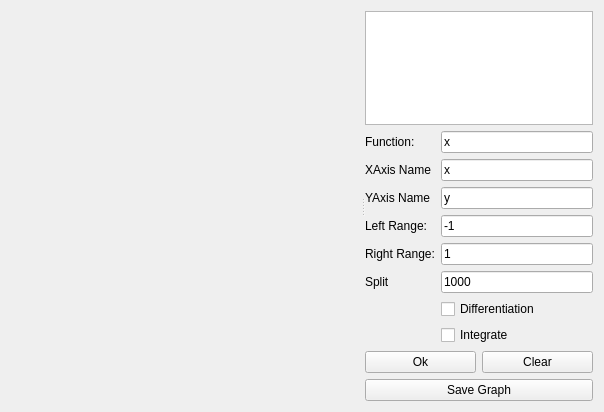
RogozhkinKirill/GraphBuilder, file iLabka/Plots/mplots.ui: the form before one commit.
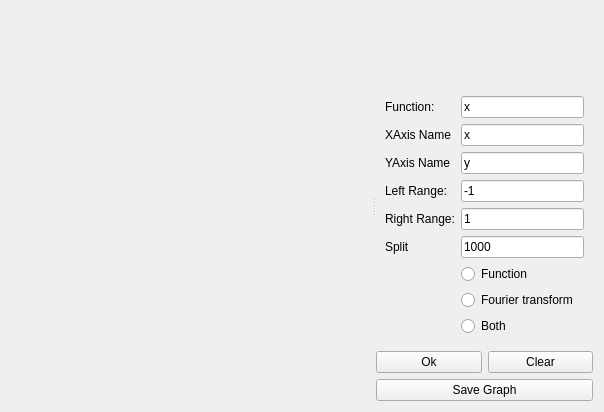
The form after the commit. Custom widgets are drawn as their Qt base class.

Patch:
```diff
--- a/iLabka/Plots/mplots.ui
+++ b/iLabka/Plots/mplots.ui
@@ -43,14 +43,28 @@
         </spacer>
        </item>
        <item>
-        <widget class="QUndoView" name="undoView"/>
-       </item>
-       <item>
+        <widget class="QWidget" name="FunctionWidget" native="true">
+         <layout class="QGridLayout" name="gridLayout_2">
+          <item row="0" column="0">
         <layout class="QGridLayout" name="FunctionLayout">
-         <item row="5" column="0">
-          <widget class="QLabel" name="YAxis">
+            <item row="4" column="0">
+             <widget class="QLabel" name="XAxis">
            <property name="text">
-            <string>YAxis Name</string>
+               <string>XAxis Name</string>
+              </property>
+             </widget>
+            </item>
+            <item row="7" column="1">
+             <widget class="QLineEdit" name="Left_Side">
+              <property name="text">
+               <string>-1</string>
+              </property>
+             </widget>
+            </item>
+            <item row="9" column="1">
+             <widget class="QLineEdit" name="SplitEdit">
+              <property name="text">
+               <string>1000</string>
            </property>
           </widget>
          </item>
@@ -61,24 +75,38 @@
            </property>
           </widget>
          </item>
-         <item row="8" column="0">
-          <widget class="QLabel" name="Split">
-           <property name="text">
-            <string>Split</string>
-           </property>
-          </widget>
-         </item>
          <item row="8" column="1">
-          <widget class="QLineEdit" name="SplitEdit">
+             <widget class="QLineEdit" name="Right_Side">
            <property name="text">
-            <string>1000</string>
+               <string>1</string>
            </property>
           </widget>
          </item>
          <item row="6" column="1">
-          <widget class="QLineEdit" name="Left_Side">
+             <widget class="QLineEdit" name="YAxisName">
            <property name="text">
-            <string>-1</string>
+               <string>y</string>
+              </property>
+             </widget>
+            </item>
+            <item row="7" column="0">
+             <widget class="QLabel" name="LLSide">
+              <property name="text">
+               <string>Left Range:</string>
+              </property>
+             </widget>
+            </item>
+            <item row="9" column="0">
+             <widget class="QLabel" name="Split">
+              <property name="text">
+               <string>Split</string>
+              </property>
+             </widget>
+            </item>
+            <item row="11" column="1">
+             <widget class="QRadioButton" name="ButtonFourier">
+              <property name="text">
+               <string>Fourier transform</string>
            </property>
           </widget>
          </item>
@@ -92,6 +120,13 @@
            </property>
           </widget>
          </item>
+            <item row="10" column="1">
+             <widget class="QRadioButton" name="ButtonFunction">
+              <property name="text">
+               <string>Function</string>
+              </property>
+             </widget>
+            </item>
          <item row="4" column="1">
           <widget class="QLineEdit" name="XAxisName">
            <property name="text">
@@ -99,56 +134,31 @@
            </property>
           </widget>
          </item>
-         <item row="4" column="0">
-          <widget class="QLabel" name="XAxis">
-           <property name="text">
-            <string>XAxis Name</string>
-           </property>
-          </widget>
-         </item>
-         <item row="7" column="1">
-          <widget class="QLineEdit" name="Right_Side">
-           <property name="text">
-            <string>1</string>
-           </property>
-          </widget>
-         </item>
-         <item row="7" column="0">
+            <item row="8" column="0">
           <widget class="QLabel" name="LRSide">
            <property name="text">
             <string>Right Range:</string>
            </property>
           </widget>
          </item>
-         <item row="9" column="1">
-          <widget class="QCheckBox" name="Differentitian">
-           <property name="text">
-            <string>Differentiation</string>
-           </property>
-          </widget>
-         </item>
-         <item row="5" column="1">
-          <widget class="QLineEdit" name="YAxisName">
-           <property name="text">
-            <string>y</string>
-           </property>
-          </widget>
-         </item>
          <item row="6" column="0">
-          <widget class="QLabel" name="LLSide">
+             <widget class="QLabel" name="YAxis">
            <property name="text">
-            <string>Left Range:</string>
+               <string>YAxis Name</string>
            </property>
           </widget>
          </item>
-         <item row="10" column="1">
-          <widget class="QCheckBox" name="Integrate">
+            <item row="12" column="1">
+             <widget class="QRadioButton" name="ButtonBoth">
            <property name="text">
-            <string>Integrate</string>
+               <string>Both</string>
            </property>
           </widget>
          </item>
         </layout>
+          </item>
+         </layout>
+        </widget>
        </item>
        <item>
         <layout class="QHBoxLayout" name="horizontalLayout">
@@ -160,6 +170,12 @@
            <property name="text">
             <string>Ok</string>
            </property>
+           <property name="autoDefault">
+            <bool>true</bool>
+           </property>
+           <property name="default">
+            <bool>false</bool>
+           </property>
           </widget>
          </item>
          <item>
@@ -167,6 +183,9 @@
            <property name="text">
             <string>Clear</string>
            </property>
+           <property name="autoDefault">
+            <bool>true</bool>
+           </property>
           </widget>
          </item>
         </layout>
@@ -176,6 +195,9 @@
          <property name="text">
           <string>Save Graph</string>
          </property>
+         <property name="autoDefault">
+          <bool>true</bool>
+         </property>
         </widget>
        </item>
       </layout>
```
Lines whose indentation alone changed are shown as unchanged.
